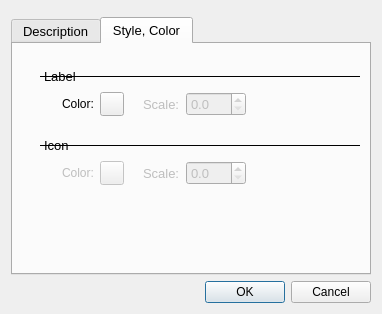
Above: src/lib/marble/EditTextAnnotationDialog.ui from KDE/marble before the change. Below: the same form after it.
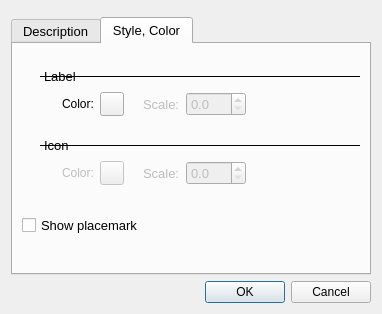
That is the form after the change. Custom widgets are drawn as their Qt base class.

What changed in the file:
```diff
--- a/src/lib/marble/EditTextAnnotationDialog.ui
+++ b/src/lib/marble/EditTextAnnotationDialog.ui
@@ -368,6 +368,26 @@
          </item>
         </layout>
        </item>
+       <item>
+        <spacer name="verticalSpacer_4">
+         <property name="orientation">
+          <enum>Qt::Vertical</enum>
+         </property>
+         <property name="sizeHint" stdset="0">
+          <size>
+           <width>20</width>
+           <height>40</height>
+          </size>
+         </property>
+        </spacer>
+       </item>
+       <item>
+        <widget class="QCheckBox" name="m_isPlacemarkVisible">
+         <property name="text">
+          <string>Show placemark</string>
+         </property>
+        </widget>
+       </item>
        <item>
         <spacer name="verticalSpacer_3">
          <property name="orientation">
```
Left out of the diff: 7 changed lines with no effect on the pictures.
